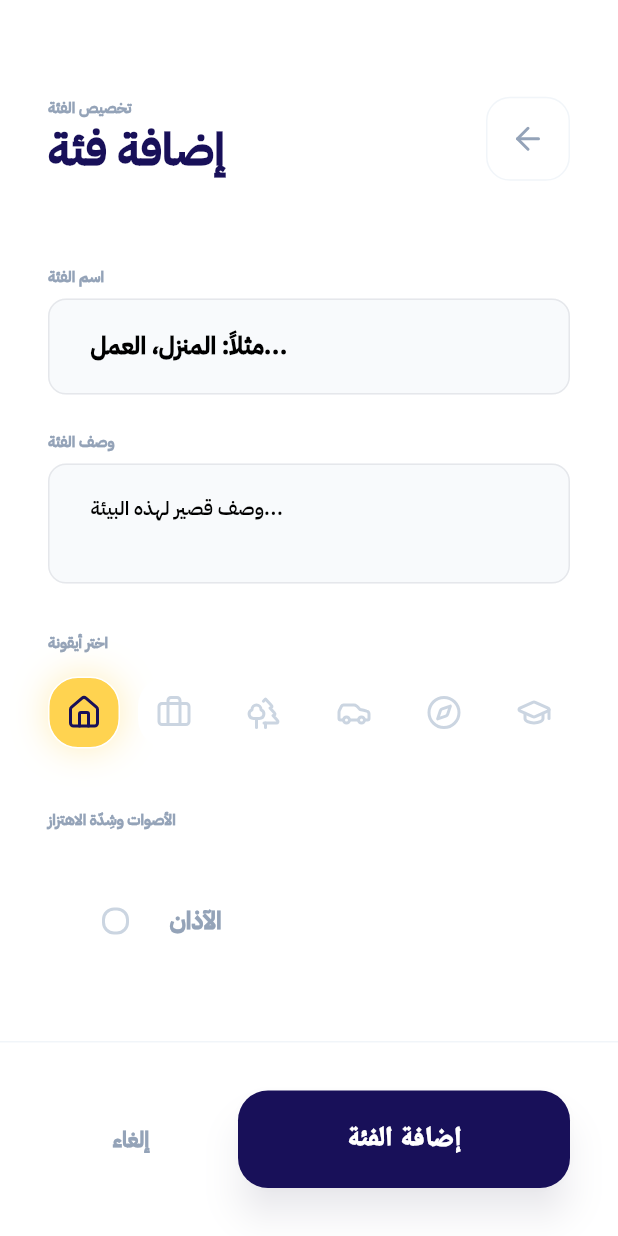
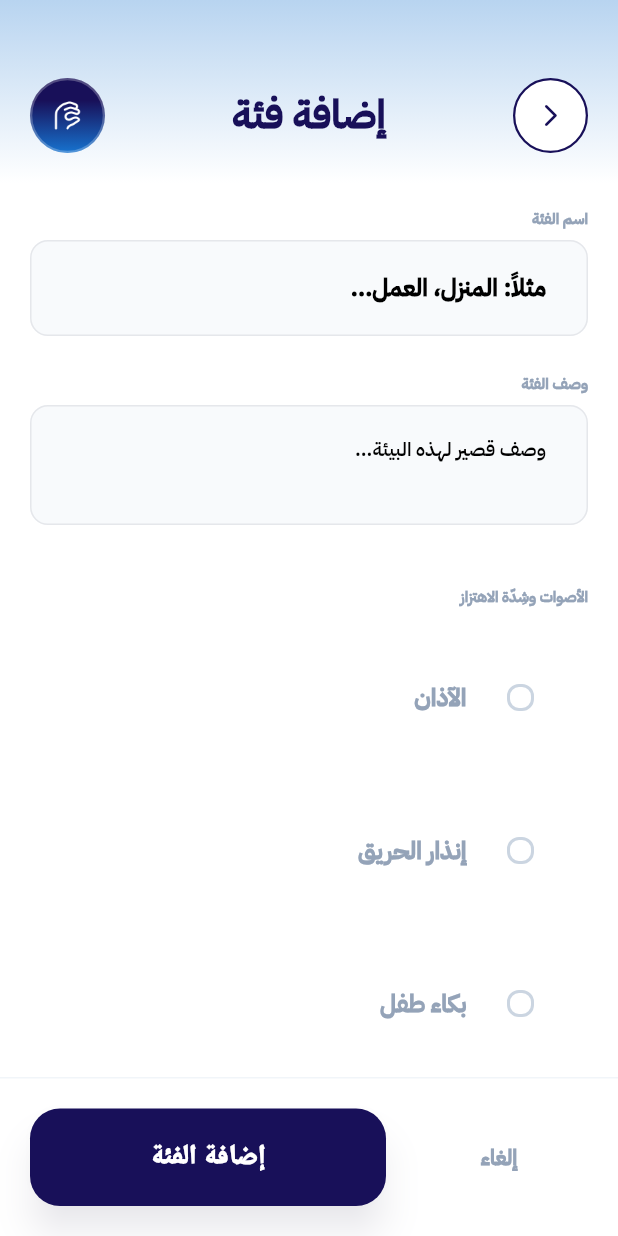
Before and after one commit to raghadzworld/2025-GP1-1, a Flutter app: the AddEditCategoryScreen screen opened by its route, on a phone screen of 412 x 824 dp. Run offline on Flutter 3.47's test engine with Material 3 defaults, Android fonts, the phone set to English and light mode, and no system bars; our stand-ins replace firebase_core, flutter_animate, lucide_icons, permission_handler; missing offline and left inert: flutter_sound; accounts and stored records are empty.

Commit message:
Update add_edit_category_screen.dart

```diff
--- a/lib/screens/add_edit_category_screen.dart
+++ b/lib/screens/add_edit_category_screen.dart
@@ -1,7 +1,7 @@
 import 'package:flutter/material.dart';
 import 'package:lucide_icons/lucide_icons.dart';
 import '../widgets/custom_widgets.dart';
-import 'Nabeeh_Colors.dart';
+import 'nabeeh_colors.dart';
 
 class AddEditCategoryScreen extends StatefulWidget {
   final Map<String, dynamic>? category;
@@ -15,24 +15,14 @@
 class _AddEditCategoryScreenState extends State<AddEditCategoryScreen> {
   late TextEditingController _nameController;
   late TextEditingController _descController;
-  String selectedIcon = 'Home';
   List<Map<String, dynamic>> selectedSounds = [];
-
-  final List<Map<String, dynamic>> availableIcons = [
-    {'name': 'Home', 'icon': LucideIcons.home},
-    {'name': 'Work', 'icon': LucideIcons.briefcase},
-    {'name': 'Outdoor', 'icon': LucideIcons.trees},
-    {'name': 'Travel', 'icon': LucideIcons.car},
-    {'name': 'Explore', 'icon': LucideIcons.compass},
-    {'name': 'School', 'icon': LucideIcons.graduationCap},
-  ];
 
   final List<String> availableSounds = [
     'الآذان',
     'إنذار الحريق',
     'بكاء طفل',
     'طرق على الباب',
-    'بوق سيارة'
+    'جرس الباب '
   ];
 
   bool get isEditing => widget.category != null;
@@ -48,9 +38,6 @@
     if (cat != null) {
       _nameController = TextEditingController(text: cat['name'] ?? '');
       _descController = TextEditingController(text: cat['desc'] ?? '');
-      selectedIcon = cat['iconName'] ?? 'Home';
-
-      // Deep copy the sounds list with vibration levels
       if (cat['sounds'] != null) {
         selectedSounds = List<Map<String, dynamic>>.from(
           (cat['sounds'] as List).map((s) => Map<String, dynamic>.from(s))
@@ -61,7 +48,6 @@
     } else {
       _nameController = TextEditingController();
       _descController = TextEditingController();
-      selectedIcon = 'Home';
       selectedSounds = [];
     }
   }
@@ -100,7 +86,6 @@
       Navigator.pop(context, {
         'name': _nameController.text.trim(),
         'desc': _descController.text.trim(),
-        'iconName': selectedIcon,
         'sounds': selectedSounds,
       });
     }
@@ -109,12 +94,13 @@
   Future<void> _handleDelete() async {
     final confirm = await showDialog<bool>(
       context: context,
-      builder: (ctx) => AlertDialog(
+      builder: (ctx) => Directionality(
+        textDirection: TextDirection.rtl,
+        child: AlertDialog(
           shape: RoundedRectangleBorder(borderRadius: BorderRadius.circular(24)),
-        title: const Text('حذف الفئة', textDirection: TextDirection.rtl),
+          title: const Text('حذف الفئة'),
           content: const Text(
             'هل أنت متأكد من حذف هذه الفئة؟ لا يمكن التراجع عن هذا الإجراء.',
-          textDirection: TextDirection.rtl,
           ),
           actions: [
             TextButton(
@@ -132,6 +118,7 @@
             ),
           ],
         ),
+      ),
     );
 
     if (confirm == true) {
@@ -141,75 +128,123 @@
 
   @override
   Widget build(BuildContext context) {
-    return Scaffold(
+    return Directionality(
+      textDirection: TextDirection.rtl,
+      child: Scaffold(
+        backgroundColor: Colors.white,
         body: Column(
           children: [
-          const SizedBox(height: 64),
-          _buildHeader(),
-          const SizedBox(height: 24),
+            _buildHeader(context),
             Expanded(
+              child: DefaultTextStyle.merge(
+                style: const TextStyle(fontFamily: 'IBMPlexSansArabic'),
                 child: SingleChildScrollView(
-              padding: const EdgeInsets.all(32),
+                  padding: const EdgeInsets.symmetric(horizontal: 20),
                   child: Column(
                     crossAxisAlignment: CrossAxisAlignment.start,
                     children: [
+                      const SizedBox(height: 16),
                       _buildNameInput(),
                       const SizedBox(height: 24),
                       _buildDescriptionInput(),
-                  const SizedBox(height: 32),
-                  _buildIconSelection(),
                       const SizedBox(height: 40),
                       _buildSoundsSelection(),
+                      const SizedBox(height: 24),
                     ],
+                  ),
                 ),
               ),
             ),
             _buildBottomActions(),
           ],
         ),
+      ),
     );
   }
 
-  Widget _buildHeader() {
-    return Padding(
-      padding: const EdgeInsets.symmetric(horizontal: 32),
-      child: Row(
-        mainAxisAlignment: MainAxisAlignment.spaceBetween,
-        children: [
-          Column(
-            crossAxisAlignment: CrossAxisAlignment.start,
-            children: [
-              const Text(
-                'تخصيص الفئة',
-                style: TextStyle(
-                  fontSize: 10,
-                  fontWeight: FontWeight.w900,
-                  color: NabeehColors.slate400,
-                  letterSpacing: 2,
+  // ─── Custom Header matching EditProfileScreen / HomeScreen ─────────────────
+  Widget _buildHeader(BuildContext context) {
+    return Container(
+      padding: const EdgeInsets.only(top: 52, bottom: 20, right: 20, left: 20),
+      decoration: const BoxDecoration(
+        gradient: LinearGradient(
+          colors: [Color(0xFFB8D4F0), Color(0xFFFFFFFF)],
+          begin: Alignment.topCenter,
+          end: Alignment.bottomCenter,
         ),
       ),
-              Text(
+      child: Row(
+        children: [
+          // Right side: Back button (white circle, border)
+          GestureDetector(
+            onTap: () => Navigator.pop(context),
+            child: Container(
+              width: 50,
+              height: 50,
+              decoration: BoxDecoration(
+                shape: BoxShape.circle,
+                color: Colors.white,
+                border: Border.all(
+                  color: NabeehColors.dark,
+                  width: 1.5,
+                ),
+              ),
+              child: const Directionality(
+                textDirection: TextDirection.ltr,
+                child: Icon(
+                  Icons.arrow_forward_ios_rounded,
+                  color: NabeehColors.dark,
+                  size: 18,
+                ),
+              ),
+            ),
+          ),
+
+          // Center: Title – flexible
+          Expanded(
+            child: Padding(
+              padding: const EdgeInsets.symmetric(horizontal: 8),
+              child: Text(
                 isEditing ? 'تعديل الفئة' : 'إضافة فئة',
+                textAlign: TextAlign.center,
                 style: const TextStyle(
-                  fontSize: 30,
+                  fontFamily: 'IBMPlexSansArabic',
+                  fontSize: 26,
                   fontWeight: FontWeight.w900,
                   color: NabeehColors.dark,
                   letterSpacing: -1,
                 ),
+                maxLines: 1,
+                overflow: TextOverflow.ellipsis,
               ),
-            ],
             ),
-          GestureDetector(
-            onTap: () => Navigator.pop(context),
-            child: Container(
-              width: 56,
-              height: 56,
+          ),
+
+          // Left side: Blue gradient sign language icon
+          Container(
+            width: 50,
+            height: 50,
             decoration: BoxDecoration(
+              shape: BoxShape.circle,
+              gradient: const LinearGradient(
+                colors: [Color(0xFF181059), Color(0xFF181059), Color(0xFF1773CF)],
+                stops: [0.09, 0.30, 1.0],
+                begin: Alignment.topCenter,
+                end: Alignment.bottomCenter,
+              ),
+              border: Border.all(
+                color: Colors.white.withValues(alpha: 0.25),
+                width: 1.5,
+              ),
+            ),
+            child: Padding(
+              padding: const EdgeInsets.all(12),
+              child: Image.asset(
+                'assets/images/icon_signLan.png',
                 color: Colors.white,
-                borderRadius: BorderRadius.circular(16),
-                border: Border.all(color: NabeehColors.slate100),
+                colorBlendMode: BlendMode.srcIn,
+                fit: BoxFit.contain,
               ),
-              child: const Icon(LucideIcons.arrowLeft, color: NabeehColors.slate400),
             ),
           ),
         ],
@@ -277,64 +312,6 @@
           ),
           maxLines: 2,
           style: const TextStyle(fontWeight: FontWeight.w600, fontSize: 13),
-        ),
-      ],
-    );
-  }
-
-  Widget _buildIconSelection() {
-    return Column(
-      crossAxisAlignment: CrossAxisAlignment.start,
-      children: [
-        const Text(
-          'اختر أيقونة',
-          style: TextStyle(
-            fontSize: 10,
-            fontWeight: FontWeight.w900,
-            color: NabeehColors.slate400,
-            letterSpacing: 2,
-          ),
-        ),
-        const SizedBox(height: 16),
-        GridView.builder(
-          shrinkWrap: true,
-          physics: const NeverScrollableScrollPhysics(),
-          gridDelegate: const SliverGridDelegateWithFixedCrossAxisCount(
-            crossAxisCount: 6,
-            mainAxisSpacing: 12,
-            crossAxisSpacing: 12,
-          ),
-          itemCount: availableIcons.length,
-          itemBuilder: (context, index) {
-            final item = availableIcons[index];
-            final isSelected = item['name'] == selectedIcon;
-            return GestureDetector(
-              onTap: () => setState(() => selectedIcon = item['name']),
-              child: Container(
-                decoration: BoxDecoration(
-                  color: isSelected ? NabeehColors.accent : NabeehColors.background,
-                  borderRadius: BorderRadius.circular(20),
-                  border: Border.all(
-                    color: isSelected ? Colors.white : Colors.transparent,
-                    width: 1,
-                  ),
-                  boxShadow: isSelected
-                      ? [
-                          BoxShadow(
-                            color: NabeehColors.accent.withValues(alpha: 0.4),
-                            blurRadius: 20,
-                          )
-                        ]
-                      : null,
-                ),
-                child: Icon(
-                  item['icon'],
-                  color: isSelected ? NabeehColors.dark : NabeehColors.slate300,
-                  size: 24,
-                ),
-              ),
-            );
-          },
         ),
       ],
     );
@@ -426,13 +403,9 @@
   Widget _buildVibrationSelector(String soundName, int soundIdx) {
     final levels = ['ضعيف', 'متوسط', 'قوي'];
     final currentLevel = selectedSounds[soundIdx]['vibration'];
-    // Fix: In RTL, "قوي" should be on the left, "ضعيف" on the right visually
-    // We'll keep the logical order left-to-right as weak to strong,
-    // but visually we reverse the display order for RTL.
     final displayLevels = levels.reversed.toList(); // ['قوي', 'متوسط', 'ضعيف']
     final currentIndex = levels.indexOf(currentLevel);
-    // Map logical index (0=weak,1=medium,2=strong) to visual position (0=right,1=center,2=left)
-    final visualIndex = 2 - currentIndex; // Because strong should be on left
+    final visualIndex = 2 - currentIndex;
 
     return Container(
       margin: const EdgeInsets.only(top: 16),
@@ -487,22 +460,20 @@
                 child: Stack(
                   alignment: Alignment.center,
                   children: [
-                    // Base line
                     Container(
                       height: 2,
                       color: NabeehColors.slate100,
                       margin: EdgeInsets.symmetric(horizontal: constraints.maxWidth / 6),
                     ),
-                    // Ticks at positions: left (strong), center (medium), right (weak)
                     ...displayLevels.asMap().entries.map((entry) {
                       final idx = entry.key;
                       double leftPosition;
                       if (idx == 0) {
-                        leftPosition = 0; // Left (strong)
+                        leftPosition = 0;
                       } else if (idx == 1) {
-                        leftPosition = constraints.maxWidth / 2 - 1; // Center (medium)
+                        leftPosition = constraints.maxWidth / 2 - 1;
                       } else {
-                        leftPosition = constraints.maxWidth - 2; // Right (weak)
+                        leftPosition = constraints.maxWidth - 2;
                       }
                       return Positioned(
                         left: leftPosition,
@@ -513,15 +484,14 @@
                         ),
                       );
                     }),
-                    // Thumb positioned based on visual index
                     AnimatedPositioned(
                       duration: const Duration(milliseconds: 300),
                       curve: Curves.easeOutCubic,
                       left: visualIndex == 0
-                          ? 0 // Strong (left)
+                          ? 0
                           : visualIndex == 1
-                              ? constraints.maxWidth / 2 - 16 // Medium (center)
-                              : constraints.maxWidth - 32, // Weak (right)
+                              ? constraints.maxWidth / 2 - 16
+                              : constraints.maxWidth - 32,
                       child: Container(
                         width: 32,
                         height: 32,
@@ -556,11 +526,8 @@
                         ),
                       ),
                     ),
-                    // Tap areas mapped to logical levels
                     Row(
                       children: displayLevels.map((displayLevel) {
-                        // displayLevel order: 'قوي', 'متوسط', 'ضعيف'
-                        // We need to map tap to the logical level
                         return Expanded(
                           child: GestureDetector(
                             onTap: () {
@@ -587,7 +554,6 @@
               );
             },
           ),
-          // Labels under ruler (display order: strong on left, weak on right)
           Padding(
             padding: const EdgeInsets.only(top: 8),
             child: Row(
@@ -612,7 +578,7 @@
 
   Widget _buildBottomActions() {
     return Container(
-      padding: const EdgeInsets.all(32),
+      padding: const EdgeInsets.all(20),
       decoration: BoxDecoration(
         color: NabeehColors.background,
         border: Border(top: BorderSide(color: NabeehColors.slate100)),
```
Lines whose indentation alone changed are shown as unchanged.
